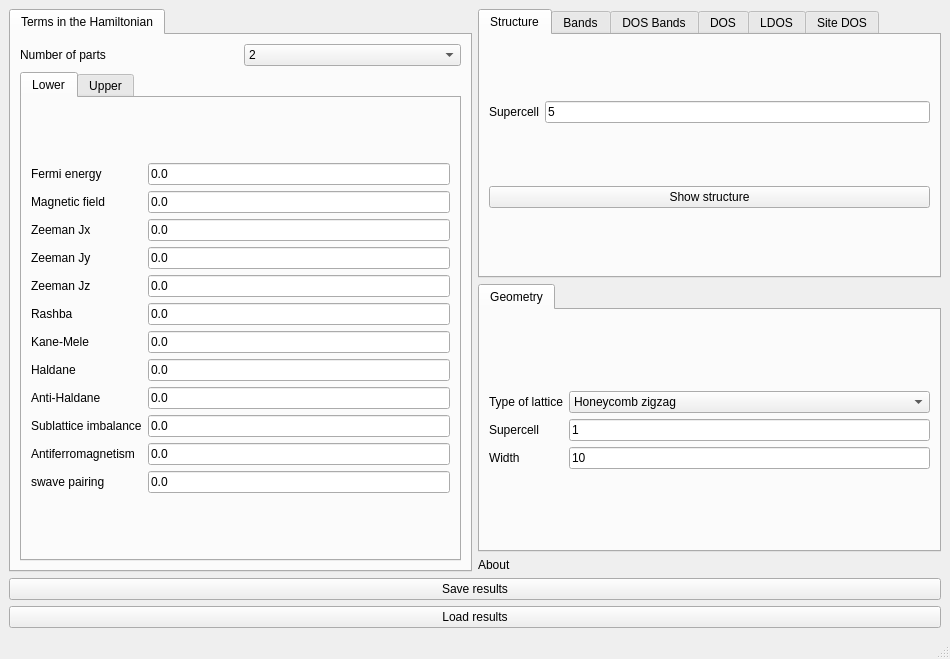
joselado/quantum-lattice, file interface-pyqt/hybridribbon/interface.ui: the form before one commit.
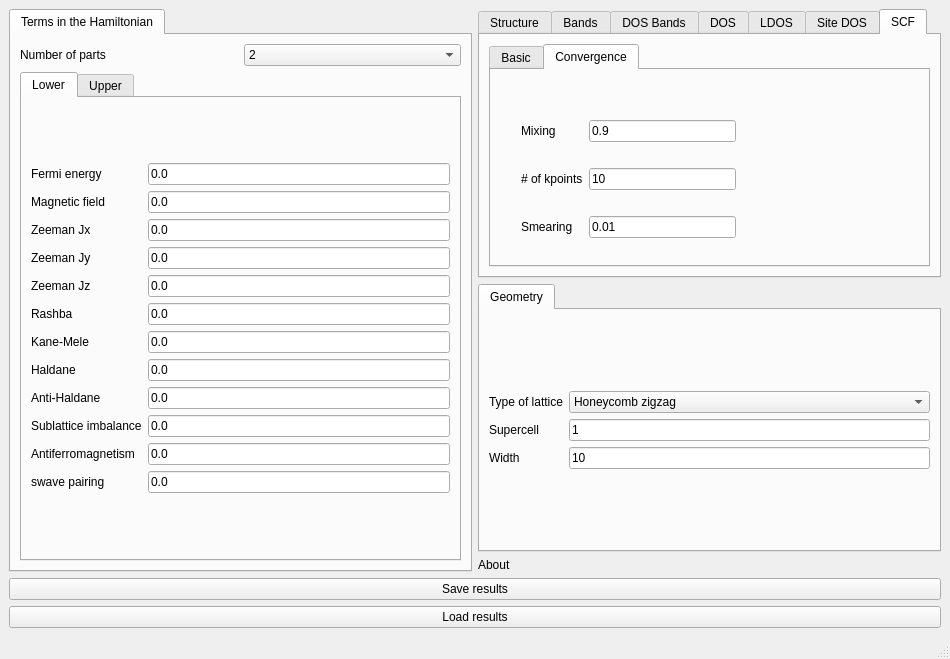
The form after the commit. The open tabs and pages were chosen to show the change. Custom widgets are drawn as their Qt base class.

```diff
--- a/interface-pyqt/hybridribbon/interface.ui
+++ b/interface-pyqt/hybridribbon/interface.ui
@@ -909,6 +909,147 @@
         </item>
        </layout>
       </widget>
+      <widget class="QWidget" name="tab_scf">
+       <attribute name="title">
+        <string>SCF</string>
+       </attribute>
+       <layout class="QGridLayout" name="gridLayout_scf_16">
+        <item row="0" column="0">
+         <widget class="QTabWidget" name="tabWidget_scf_bc">
+          <property name="currentIndex">
+           <number>0</number>
+          </property>
+          <widget class="QWidget" name="tab_scf_basic">
+           <attribute name="title">
+            <string>Basic</string>
+           </attribute>
+           <layout class="QGridLayout" name="gridLayout_scf_18">
+            <item row="0" column="0" colspan="2">
+             <layout class="QGridLayout" name="gridLayout_scf_10">
+              <item row="1" column="0" colspan="2">
+              <widget class="QWidget" name="scf_terms_container"/>
+             </item>
+              <item row="0" column="1">
+               <widget class="ComboBox" name="scf_initialization">
+                <item>
+                 <property name="text">
+                  <string>antiferro</string>
+                 </property>
+                </item>
+                <item>
+                 <property name="text">
+                  <string>ferro</string>
+                 </property>
+                </item>
+                <item>
+                 <property name="text">
+                  <string>random</string>
+                 </property>
+                </item>
+               </widget>
+              </item>
+              <item row="0" column="0">
+               <widget class="BodyLabel" name="label_scf_22">
+                <property name="text">
+                 <string>Initialization</string>
+                </property>
+               </widget>
+              </item>
+                                                        <item row="2" column="0">
+               <widget class="BodyLabel" name="label_scf_34">
+                <property name="text">
+                 <string>Filling</string>
+                </property>
+               </widget>
+              </item>
+              <item row="2" column="1">
+               <widget class="LineEdit" name="filling_scf">
+                <property name="text">
+                 <string>0.5</string>
+                </property>
+               </widget>
+              </item>
+                                                                                                                                                                                                                               </layout>
+            </item>
+            <item row="1" column="0">
+             <widget class="CheckBox" name="do_scf">
+              <property name="text">
+               <string>Include mean field</string>
+              </property>
+             </widget>
+            </item>
+            <item row="1" column="1">
+             <widget class="PushButton" name="solve_scf">
+              <property name="text">
+               <string>Solve SCF</string>
+              </property>
+             </widget>
+            </item>
+           </layout>
+          </widget>
+          <widget class="QWidget" name="tab_scf_convergence">
+           <attribute name="title">
+            <string>Convergence</string>
+           </attribute>
+           <widget class="QWidget" name="gridLayoutWidget_scf_12">
+            <property name="geometry">
+             <rect>
+              <x>30</x>
+              <y>30</y>
+              <width>215</width>
+              <height>161</height>
+             </rect>
+            </property>
+            <layout class="QGridLayout" name="gridLayout_scf_12">
+             <item row="0" column="0">
+              <widget class="BodyLabel" name="label_scf_32">
+               <property name="text">
+                <string>Mixing</string>
+               </property>
+              </widget>
+             </item>
+             <item row="1" column="0">
+              <widget class="BodyLabel" name="label_scf_33">
+               <property name="text">
+                <string># of kpoints</string>
+               </property>
+              </widget>
+             </item>
+             <item row="1" column="1">
+              <widget class="LineEdit" name="nk_scf">
+               <property name="text">
+                <string>10</string>
+               </property>
+              </widget>
+             </item>
+             <item row="0" column="1">
+              <widget class="LineEdit" name="mix_scf">
+               <property name="text">
+                <string>0.9</string>
+               </property>
+              </widget>
+             </item>
+             <item row="2" column="0">
+              <widget class="BodyLabel" name="label_scf_35">
+               <property name="text">
+                <string>Smearing</string>
+               </property>
+              </widget>
+             </item>
+             <item row="2" column="1">
+              <widget class="LineEdit" name="smearing_scf">
+               <property name="text">
+                <string>0.01</string>
+               </property>
+              </widget>
+             </item>
+            </layout>
+           </widget>
+          </widget>
+         </widget>
+        </item>
+       </layout>
+      </widget>
      </widget>
     </item>
     <item row="1" column="1">
@@ -1056,6 +1197,11 @@
    <extends>QLabel</extends>
    <header>qfluentwidgets</header>
   </customwidget>
+  <customwidget>
+   <class>CheckBox</class>
+   <extends>QCheckBox</extends>
+   <header>qfluentwidgets</header>
+  </customwidget>
   <customwidget>
    <class>ComboBox</class>
    <extends>QComboBox</extends>
```
